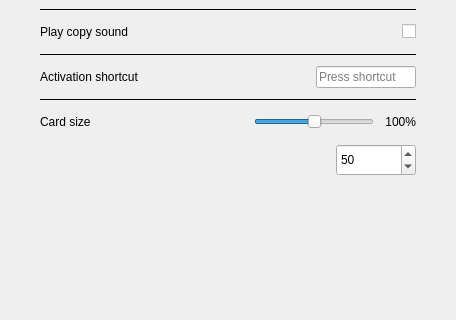
SeptemberHX/MPaste, file widget/MPasteSettingsWidget.ui: the form before one commit; both pictures show x 0 to 456 and y 177 to 497 of the 456 by 620 pixel window.
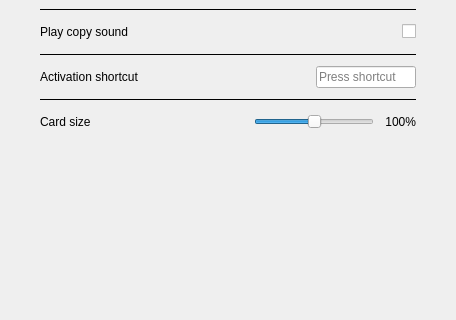
The form after the commit.

Commit message:
Remove unused thumbnail prefetch setting, default to dark theme, fix wake lag
- Remove thumbnailPrefetchSpin and all related code (setting, signal,
  getter/setter, connect) — the prefetch count was unused since the
  cardPixmapCache replaced the old thumbnail management.
- Change default theme from ThemeSystem to ThemeDark.
- Fix syncIndexIncremental performance: avoid opening every .mpaste file
  to check format on each wake. Only validate genuinely new files, reducing
  file I/O from O(N) to O(delta) on the main thread showEvent path.

```diff
--- a/widget/MPasteSettingsWidget.ui
+++ b/widget/MPasteSettingsWidget.ui
@@ -199,16 +199,6 @@
        </widget>
       </item>
 
-      <!-- Row 11: Thumbnail prefetch -->
-      <item row="11" column="1" alignment="Qt::AlignRight|Qt::AlignVCenter">
-       <widget class="QSpinBox" name="thumbnailPrefetchSpin">
-        <property name="minimumSize"><size><width>80</width><height>32</height></size></property>
-        <property name="minimum"><number>10</number></property>
-        <property name="maximum"><number>200</number></property>
-        <property name="value"><number>50</number></property>
-       </widget>
-      </item>
-
      </layout>
     </widget>
    </item>
```
The commit also changes 8 other files.
